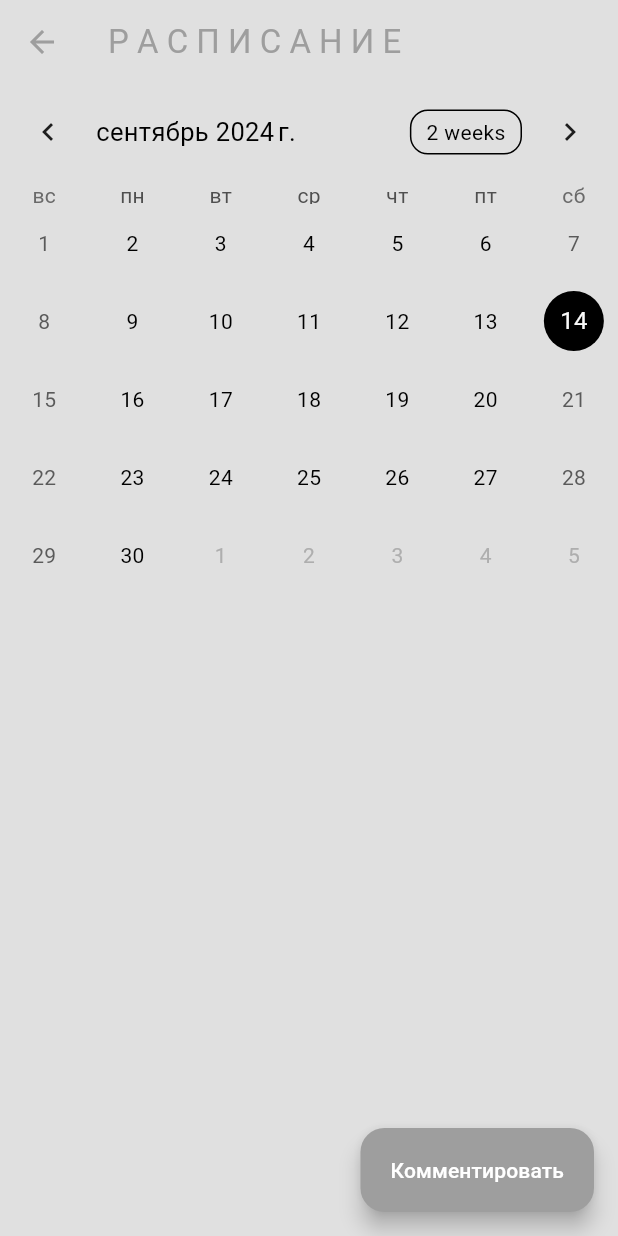
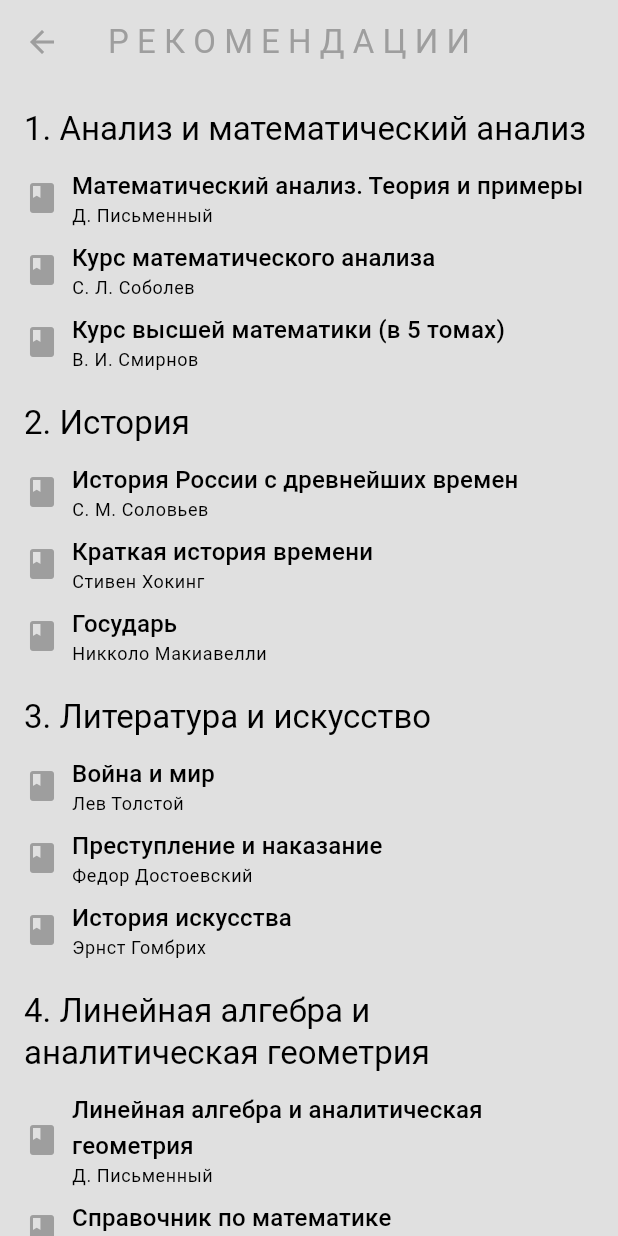
Before and after one commit to se0v/netbrains, a Flutter app: the screen it shows once a user with an empty profile is signed in, in the side drawer, after a tap on "Л И Т Е Р А Т У Р А", on a phone screen of 412 x 824 dp. Run offline on Flutter 3.47's test engine with Material 3 defaults, Android fonts, the phone set to English and light mode, and no system bars; drawn by our look-alikes of table_calendar; our stand-ins replace cloud_firestore, firebase_auth, firebase_core, shared_preferences; accounts and stored records are empty.

Commit message:
implement literecommend without separating on files (dirtecture)

```diff
--- a/lib/components/my_drawer.dart
+++ b/lib/components/my_drawer.dart
@@ -1,5 +1,6 @@
 import 'package:flutter/material.dart';
 import 'package:netbrains/components/my_drawer_tile.dart';
+import 'package:netbrains/pages/literature_page.dart';
 import 'package:netbrains/pages/profile_page.dart';
 import 'package:netbrains/pages/schedule_page.dart';
 import 'package:netbrains/services/auth/auth_service.dart';
@@ -118,7 +119,7 @@ class MyDrawer extends StatelessWidget {
                   Navigator.push(
                       context,
                       MaterialPageRoute(
-                          builder: (context) => const SchedulePage()));
+                          builder: (context) => const LiteraturePage()));
                 },
               ),
 
--- a/lib/pages/literature_page.dart
+++ b/lib/pages/literature_page.dart
@@ -0,0 +1,212 @@
+import 'package:flutter/material.dart';
+
+class LiteraturePage extends StatelessWidget {
+  const LiteraturePage({super.key});
+
+  // BUILD UI
+  @override
+  Widget build(BuildContext context) {
+    // SCAFFOLD
+    return Scaffold(
+      backgroundColor: Theme.of(context).colorScheme.surface,
+      // App Bar
+      appBar: AppBar(
+        title: const Text("Р Е К О М Е Н Д А Ц И И"),
+        foregroundColor: Theme.of(context).colorScheme.primary,
+      ),
+      // Body
+      body: ListView(
+        padding: const EdgeInsets.all(16.0),
+        children: const [
+          LiteratureSection(
+            title: "1. Анализ и математический анализ",
+            books: [
+              LiteratureItem(
+                title: "Математический анализ. Теория и примеры",
+                author: "Д. Письменный",
+              ),
+              LiteratureItem(
+                title: "Курс математического анализа",
+                author: "С. Л. Соболев",
+              ),
+              LiteratureItem(
+                title: "Курс высшей математики (в 5 томах)",
+                author: "В. И. Смирнов",
+              ),
+            ],
+          ),
+          LiteratureSection(
+            title: "2. История",
+            books: [
+              LiteratureItem(
+                title: "История России с древнейших времен",
+                author: "С. М. Соловьев",
+              ),
+              LiteratureItem(
+                title: "Краткая история времени",
+                author: "Стивен Хокинг",
+              ),
+              LiteratureItem(
+                title: "Государь",
+                author: "Никколо Макиавелли",
+              ),
+            ],
+          ),
+          LiteratureSection(
+            title: "3. Литература и искусство",
+            books: [
+              LiteratureItem(
+                title: "Война и мир",
+                author: "Лев Толстой",
+              ),
+              LiteratureItem(
+                title: "Преступление и наказание",
+                author: "Федор Достоевский",
+              ),
+              LiteratureItem(
+                title: "История искусства",
+                author: "Эрнст Гомбрих",
+              ),
+            ],
+          ),
+          LiteratureSection(
+            title: "4. Линейная алгебра и аналитическая геометрия",
+            books: [
+              LiteratureItem(
+                title: "Линейная алгебра и аналитическая геометрия",
+                author: "Д. Письменный",
+              ),
+              LiteratureItem(
+                title: "Справочник по математике",
+                author: "И. Н. Бронштейн, К. А. Семендяев",
+              ),
+              LiteratureItem(
+                title: "Линейная алгебра",
+                author: "К. Хоффман, Р. Кунц",
+              ),
+            ],
+          ),
+          LiteratureSection(
+            title: "5. Сопротивление материалов (Сопромат)",
+            books: [
+              LiteratureItem(
+                title: "Сопротивление материалов",
+                author: "С. П. Тимошенко",
+              ),
+              LiteratureItem(
+                title: "Сопротивление материалов",
+                author: "Г. С. Писаренко, А. П. Яковлев",
+              ),
+              LiteratureItem(
+                title: "Теория упругости",
+                author: "А. И. Лурье",
+              ),
+            ],
+          ),
+          LiteratureSection(
+            title: "6. Химия",
+            books: [
+              LiteratureItem(
+                title: "Общая химия",
+                author: "Д. И. Менделеев",
+              ),
+              LiteratureItem(
+                title: "Органическая химия",
+                author: "А. Н. Несмеянов",
+              ),
+              LiteratureItem(
+                title: "Физическая химия",
+                author: "Гилберт Н. Льюис, Мерл Рэндалл",
+              ),
+            ],
+          ),
+          LiteratureSection(
+            title: "7. Философия",
+            books: [
+              LiteratureItem(
+                title: "История западной философии",
+                author: "Бертран Рассел",
+              ),
+              LiteratureItem(
+                title: "Бытие и время",
+                author: "Мартин Хайдеггер",
+              ),
+              LiteratureItem(
+                title: "Диалоги",
+                author: "Платон",
+              ),
+            ],
+          ),
+        ],
+      ),
+    );
+  }
+}
+
+// Literature Section Widget
+class LiteratureSection extends StatelessWidget {
+  final String title;
+  final List<LiteratureItem> books;
+
+  const LiteratureSection({
+    super.key,
+    required this.title,
+    required this.books,
+  });
+
+  @override
+  Widget build(BuildContext context) {
+    return Column(
+      crossAxisAlignment: CrossAxisAlignment.start,
+      children: [
+        Text(
+          title,
+          style: Theme.of(context).textTheme.titleLarge,
+        ),
+        const SizedBox(height: 8.0),
+        ...books,
+        const SizedBox(height: 16.0),
+      ],
+    );
+  }
+}
+
+// Literature Item Widget
+class LiteratureItem extends StatelessWidget {
+  final String title;
+  final String author;
+
+  const LiteratureItem({
+    super.key,
+    required this.title,
+    required this.author,
+  });
+
+  @override
+  Widget build(BuildContext context) {
+    return Padding(
+      padding: const EdgeInsets.symmetric(vertical: 4.0),
+      child: Row(
+        children: [
+          Icon(Icons.book, color: Theme.of(context).colorScheme.primary),
+          const SizedBox(width: 8.0),
+          Expanded(
+            child: Column(
+              crossAxisAlignment: CrossAxisAlignment.start,
+              children: [
+                Text(
+                  title,
+                  style: Theme.of(context).textTheme.titleMedium,
+                ),
+                Text(
+                  author,
+                  style: Theme.of(context).textTheme.bodySmall,
+                ),
+              ],
+            ),
+          ),
+        ],
+      ),
+    );
+  }
+}
```
